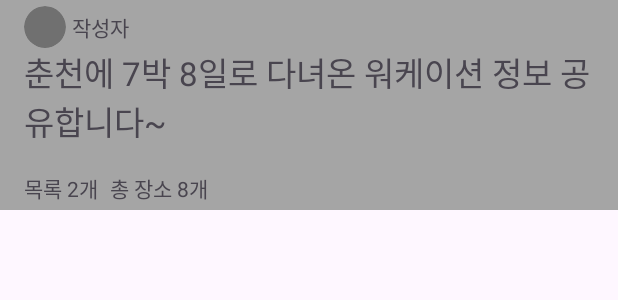
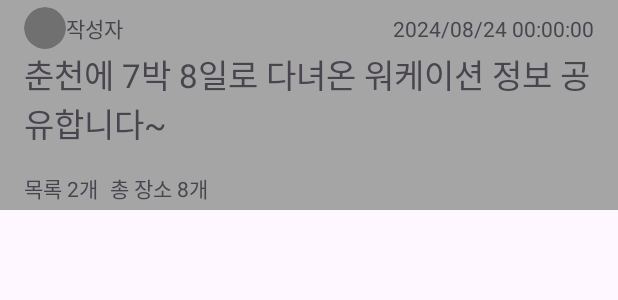
Before and after one commit to GangwonHyuIl/GangwonHyuIl, an Android app: the layout rv_item_community.xml on its own in the app's theme, with its tools: preview values and no code run, on a phone screen of 412 x 824 dp. Shown: the top 300 px of the screen. Run offline under Robolectric (Android 15) with nearby library versions, the phone set to English and light mode, and no system bars.

Commit message:
Feat: Show post timeStamp in community screen

```diff
--- a/app/src/main/java/com/gangwonhyuil/gangwonhyuil/ui/community/screen/community/PlaceItemAdapter.kt
+++ b/app/src/main/java/com/gangwonhyuil/gangwonhyuil/ui/community/screen/community/PlaceItemAdapter.kt
@@ -29,6 +29,8 @@ class PlaceItemAdapter(
     ) : BaseViewHolder<PostItem>(binding.root) {
         private val ivWriterProfile: ImageView = binding.ivWriterProfile
         private val tvWriterName: TextView = binding.tvWriterName
+        private val tvPostTime: TextView = binding.tvPostTime
+
         private val tvPostContent: TextView = binding.tvPostContent
         private val tvPlaceListCount: TextView = binding.tvPlaceListCount
         private val tvPlaceCount: TextView = binding.tvPlaceCount
@@ -37,6 +39,7 @@ class PlaceItemAdapter(
             with(postItem) {
                 ivWriterProfile.load(writerInfo.profileImage)
                 tvWriterName.text = writerInfo.name
+                tvPostTime.text = timeStamp
 
                 tvPostContent.text = content
                 tvPlaceListCount.text = "목록 ${placeListCount}개"
--- a/app/src/main/res/layout/activity_post_detail.xml
+++ b/app/src/main/res/layout/activity_post_detail.xml
@@ -27,7 +27,6 @@
             android:id="@+id/ly_writer_info"
             android:layout_width="match_parent"
             android:layout_height="wrap_content"
-            android:orientation="horizontal"
             app:layout_constraintStart_toStartOf="parent"
             app:layout_constraintTop_toTopOf="parent">
 
--- a/app/src/main/res/layout/rv_item_community.xml
+++ b/app/src/main/res/layout/rv_item_community.xml
@@ -8,11 +8,10 @@
     android:paddingHorizontal="16dp"
     android:paddingVertical="4dp">
 
-    <LinearLayout
+    <androidx.constraintlayout.widget.ConstraintLayout
         android:id="@+id/ly_writer_info"
         android:layout_width="match_parent"
         android:layout_height="wrap_content"
-        android:orientation="horizontal"
         app:layout_constraintStart_toStartOf="parent"
         app:layout_constraintTop_toTopOf="parent">
 
@@ -21,19 +20,36 @@
             android:layout_width="28dp"
             android:layout_height="28dp"
             android:background="@drawable/shape_circle"
-            android:clipToOutline="true" />
+            android:clipToOutline="true"
+            app:layout_constraintBottom_toBottomOf="parent"
+            app:layout_constraintStart_toStartOf="parent"
+            app:layout_constraintTop_toTopOf="parent" />
 
         <TextView
             android:id="@+id/tv_writer_name"
-            android:layout_width="match_parent"
+            android:layout_width="0dp"
             android:layout_height="wrap_content"
             android:layout_gravity="center_vertical"
-            android:layout_marginStart="4dp"
+            android:layout_marginVertical="4dp"
             android:ellipsize="end"
             android:maxLines="1"
             android:textSize="14sp"
+            app:layout_constraintBottom_toBottomOf="parent"
+            app:layout_constraintEnd_toStartOf="@id/tv_post_time"
+            app:layout_constraintStart_toEndOf="@id/iv_writer_profile"
+            app:layout_constraintTop_toTopOf="parent"
             tools:text="작성자" />
-    </LinearLayout>
+
+        <TextView
+            android:id="@+id/tv_post_time"
+            android:layout_width="wrap_content"
+            android:layout_height="wrap_content"
+            android:textSize="14sp"
+            app:layout_constraintBottom_toBottomOf="parent"
+            app:layout_constraintEnd_toEndOf="parent"
+            app:layout_constraintTop_toTopOf="parent"
+            tools:text="2024/08/24 00:00:00" />
+    </androidx.constraintlayout.widget.ConstraintLayout>
 
     <TextView
         android:id="@+id/tv_post_content"
--- a/app/src/main/res/layout/rv_item_post_detail_comment.xml
+++ b/app/src/main/res/layout/rv_item_post_detail_comment.xml
@@ -12,8 +12,7 @@
     <androidx.constraintlayout.widget.ConstraintLayout
         android:id="@+id/ly_comment_writer_info"
         android:layout_width="match_parent"
-        android:layout_height="wrap_content"
-        android:orientation="horizontal">
+        android:layout_height="wrap_content">
 
         <ImageView
             android:id="@+id/iv_comment_writer_image"
@@ -44,6 +43,7 @@
             android:id="@+id/tv_comment_time"
             android:layout_width="wrap_content"
             android:layout_height="wrap_content"
+            android:textSize="14sp"
             app:layout_constraintBottom_toBottomOf="parent"
             app:layout_constraintEnd_toEndOf="parent"
             app:layout_constraintTop_toTopOf="parent"
```
